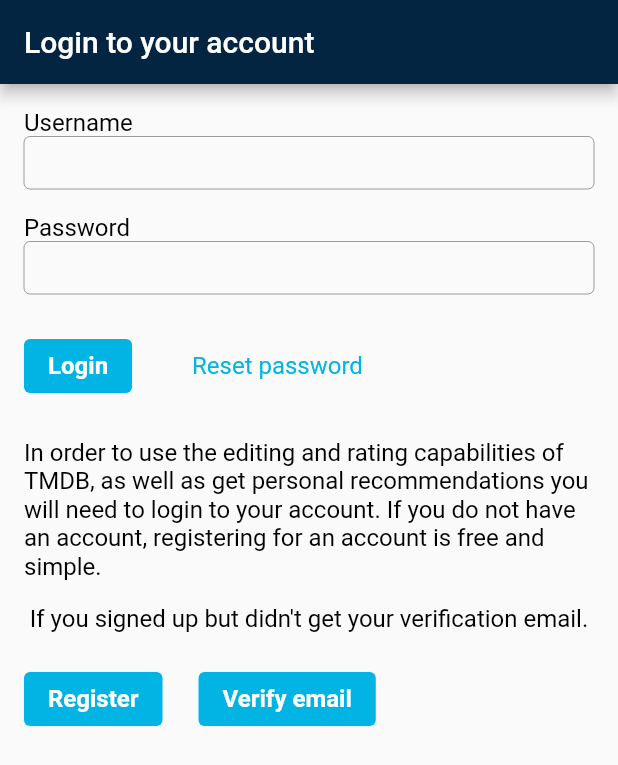
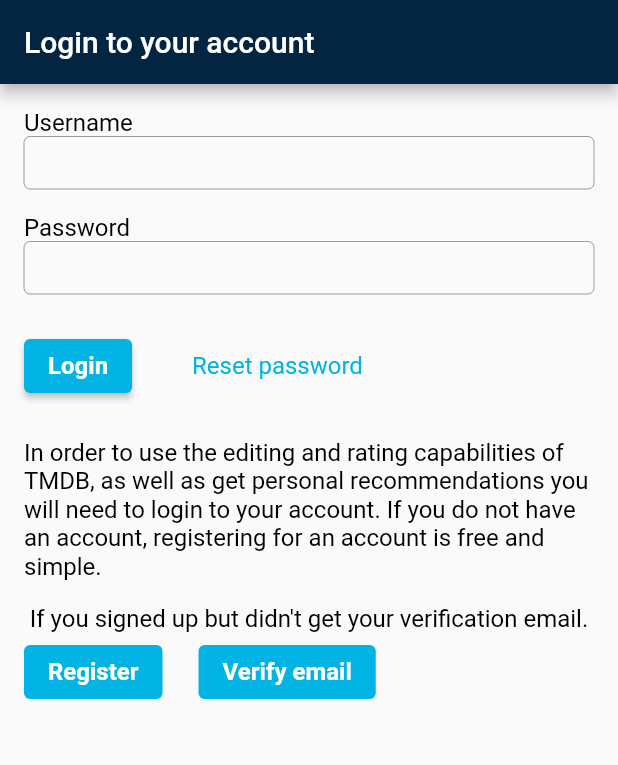
Before and after one commit to jstAga/marvelAppFlutter, a Flutter app: the screen it shows after launch, on a phone screen of 412 x 824 dp. Shown: the top 765 px of the screen. Run offline on Flutter 3.47's test engine with Material 2 defaults, Android fonts, the phone set to English and light mode, and no system bars; our stand-ins replace flutter_secure_storage, youtube_player_flutter.

Commit message:
decomposed auth

```diff
--- a/lib/ui/main_navigation/main_navigation.dart
+++ b/lib/ui/main_navigation/main_navigation.dart
@@ -38,4 +38,9 @@
     }
     return null;
   }
+
+  static void resetNavigation(BuildContext context) {
+    Navigator.pushNamedAndRemoveUntil(
+        context, MainNavigationRoutesNames.splashScreen, (route) => false);
+  }
 }
--- a/lib/ui/widgets/auth/auth_widget.dart
+++ b/lib/ui/widgets/auth/auth_widget.dart
@@ -1,17 +1,13 @@
 import 'package:flutter/material.dart';
-import 'package:marvel_app_flutter/ui/constants/bases/base_providers.dart';
+
 import 'package:marvel_app_flutter/ui/constants/bases/bases_ext.dart';
 import 'package:marvel_app_flutter/ui/constants/movie_db_constants.dart';
 import 'package:marvel_app_flutter/ui/widgets/auth/auth_view_model.dart';
+import 'package:provider/provider.dart';
 
-class AuthWidget extends StatefulWidget {
+class AuthWidget extends StatelessWidget {
   const AuthWidget({Key? key}) : super(key: key);
 
-  @override
-  State<AuthWidget> createState() => _AuthWidgetState();
-}
-
-class _AuthWidgetState extends State<AuthWidget> {
   @override
   Widget build(BuildContext context) {
     return Scaffold(
@@ -24,9 +20,7 @@
           padding: const EdgeInsets.all(16),
           children: const [
             _LoginForm(),
-            SizedBox(
-              height: 24,
-            ),
+            SizedBox(height: 24),
             _MainContainer(),
           ],
         ));
@@ -43,28 +37,20 @@
     return Column(
       children: [
         const Text(MovieDbConstants.theMovieDbHeader1, style: textStyle),
-        const SizedBox(
-          height: 16,
-        ),
+        const SizedBox(height: 16),
         const Text(MovieDbConstants.theMovieDbHeader2, style: textStyle),
-        const SizedBox(
-          height: 20,
-        ),
+        const SizedBox(height: 2),
         Row(
           children: [
             TextButton(
                 onPressed: () {},
                 style: MovieDbConstants.baseTheMovieDbButton,
-              child: const Text(MovieDbConstants.theMovieDbRegister),
-            ),
-            const SizedBox(
-              width: 24,
-            ),
+                child: const Text(MovieDbConstants.theMovieDbRegister)),
+            const SizedBox(width: 24),
             TextButton(
                 onPressed: () {},
                 style: MovieDbConstants.baseTheMovieDbButton,
-              child: const Text(MovieDbConstants.theMovieDbVerifyEmail),
-            )
+                child: const Text(MovieDbConstants.theMovieDbVerifyEmail))
           ],
         )
       ],
@@ -77,34 +63,24 @@
 
   @override
   Widget build(BuildContext context) {
-    final model = NotifierProvider.read<AuthViewModel>(context);
+    final viewModel = context.read<AuthViewModel>();
     return Column(
       crossAxisAlignment: CrossAxisAlignment.start,
       children: [
         const _ErrorMessage(),
-        Text(
-          MovieDbConstants.theMovieDbUsername,
-          style: BaseTextStyle.baseSimilarText(Colors.black),
-        ),
+        Text(MovieDbConstants.theMovieDbUsername,
+            style: BaseTextStyle.baseSimilarText(Colors.black)),
         TextField(
             decoration: MovieDbConstants.authInputDecoration,
-          controller: model?.usernameTextController,
-        ),
-        const SizedBox(
-          height: 16,
-        ),
-        Text(
-          MovieDbConstants.theMovieDbPassword,
-          style: BaseTextStyle.baseSimilarText(Colors.black),
-        ),
+            controller: viewModel.usernameTextController),
+        const SizedBox(height: 16),
+        Text(MovieDbConstants.theMovieDbPassword,
+            style: BaseTextStyle.baseSimilarText(Colors.black)),
         TextField(
             decoration: MovieDbConstants.authInputDecoration,
             obscureText: true,
-          controller: model?.passwordTextController,
-        ),
-        const SizedBox(
-          height: 24,
-        ),
+            controller: viewModel.passwordTextController),
+        const SizedBox(height: 24),
         Row(
           children: [
             _AuthButton(),
@@ -112,9 +88,7 @@
             TextButton(
                 style: MovieDbConstants.baseTheMovieDbLinkButton,
                 onPressed: () {},
-                child: const Text(
-                  MovieDbConstants.theMovieDbResetPassword,
-                )),
+                child: const Text(MovieDbConstants.theMovieDbResetPassword)),
           ],
         )
       ],
@@ -125,16 +99,16 @@
 class _AuthButton extends StatelessWidget {
   @override
   Widget build(BuildContext context) {
-    final model = NotifierProvider.watch<AuthViewModel>(context);
+    final model = context.watch<AuthViewModel>();
     final onPressed =
-        model?.canStartAuth == true ? () => model?.auth(context) : null;
+        model.canStartAuth == true ? () => model.auth(context) : null;
     final Widget child;
-    child = model?.isAuthInProgress == true
+    child = model.isAuthInProgress == true
         ? MovieDbConstants.loadingButton
         : const Text(MovieDbConstants.theMovieDbLogin);
     return ElevatedButton(
         style: MovieDbConstants.baseTheMovieDbButton,
-        onPressed:  onPressed,
+        onPressed: onPressed,
         child: child);
   }
 }
@@ -144,8 +118,7 @@
 
   @override
   Widget build(BuildContext context) {
-    final errorMessage =
-        NotifierProvider.watch<AuthViewModel>(context)?.errorMessage;
+    final errorMessage = context.select((AuthViewModel vm) => vm.errorMessage);
     if (errorMessage == null) return const SizedBox.shrink();
     return Padding(
       padding: const EdgeInsets.only(bottom: 20),
```
Also changed, not shown: lib/ui/widgets/auth/auth_view_model.dart (+36 -39 lines). Lines whose indentation alone changed are shown as unchanged.
